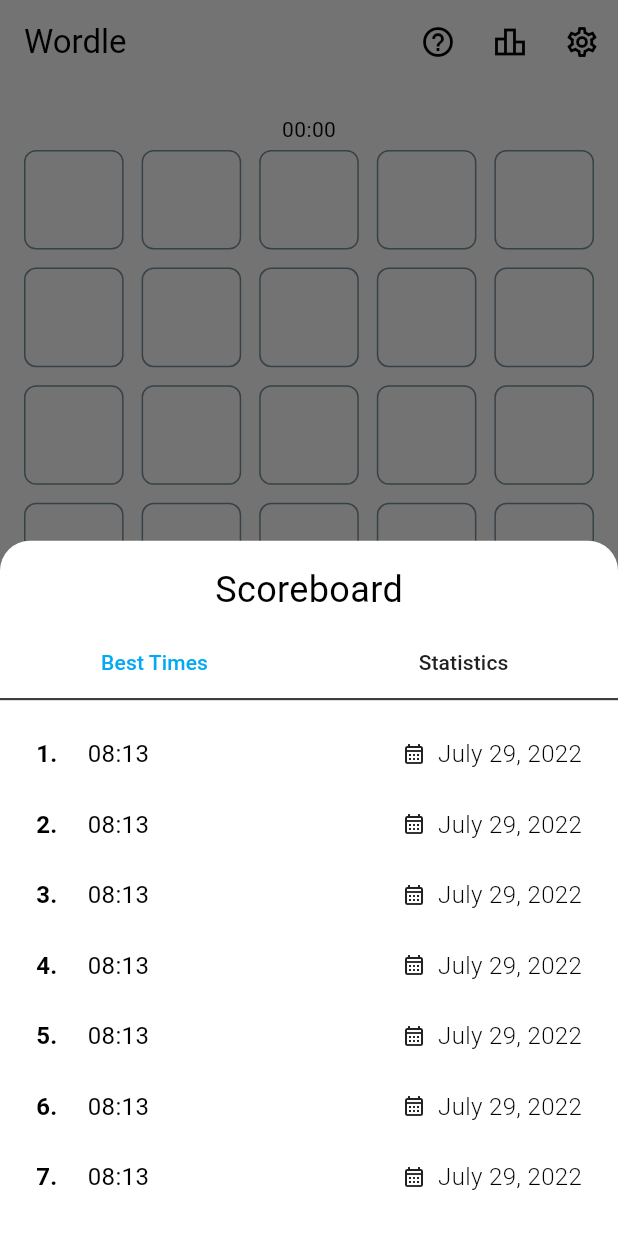
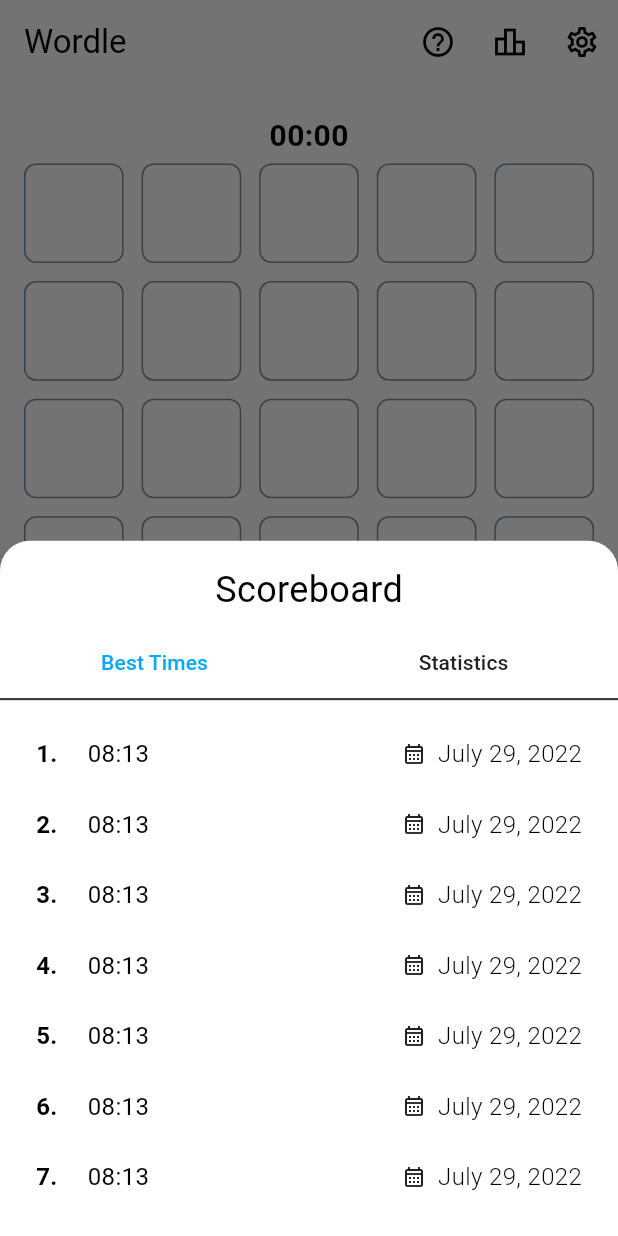
Before and after one commit to zmisson424/wordle, a Flutter app: the screen it shows after launch, after a tap on the "leaderboard" icon, on a phone screen of 412 x 824 dp. Run offline on Flutter 3.47's test engine with Material 2 defaults, Android fonts, the phone set to English and light mode, and no system bars; our stand-ins replace equatable, fl_chart, flutter_bloc, shared_preferences; generated files the repository leaves out were written again; network calls fail.

Commit message:
more tweaks to stopwatch function

```diff
--- a/lib/bloc/bloc/wordle_bloc.dart
+++ b/lib/bloc/bloc/wordle_bloc.dart
@@ -42,7 +42,8 @@ class WordleBloc extends Bloc<WordleEvent, WordleState> {
       currentGuess: 1,
       guessAccuracy: const [],
       letterHits: const {},
-      gameState: GameState.loading
+      gameState: GameState.loading,
+      timer: "00:00"
     ));
   }
 
--- a/lib/views/home/index.dart
+++ b/lib/views/home/index.dart
@@ -33,7 +33,7 @@ class HomeView extends StatelessWidget {
                     gameWon: state.gameState == GameState.won,
                     answer: state.answer,
                     onNewGame: (){
-                      ctx.read<WordleBloc>().add(CreateNewGame());
+                      context.read<WordleBloc>().add(CreateNewGame());
                       Navigator.of(context).pop();
                     }
                   ))
--- a/lib/views/home/widgets/wordle_stopwatch.dart
+++ b/lib/views/home/widgets/wordle_stopwatch.dart
@@ -35,7 +35,6 @@ class WordleStopwatchState extends State<WordleStopwatch> {
   @override
   Widget build(BuildContext context) {
     final timer = context.watch<WordleBloc>().state.timer;
-
     return Container(
       width: double.infinity,
       padding: const EdgeInsets.only(
@@ -44,7 +43,11 @@ class WordleStopwatchState extends State<WordleStopwatch> {
       ),
       alignment: Alignment.center,
       child: Text(
-        timer
+        timer,
+        style: const TextStyle(
+          fontSize: 20,
+          fontWeight: FontWeight.w700
+        ),
       ),
     );
   }
```
